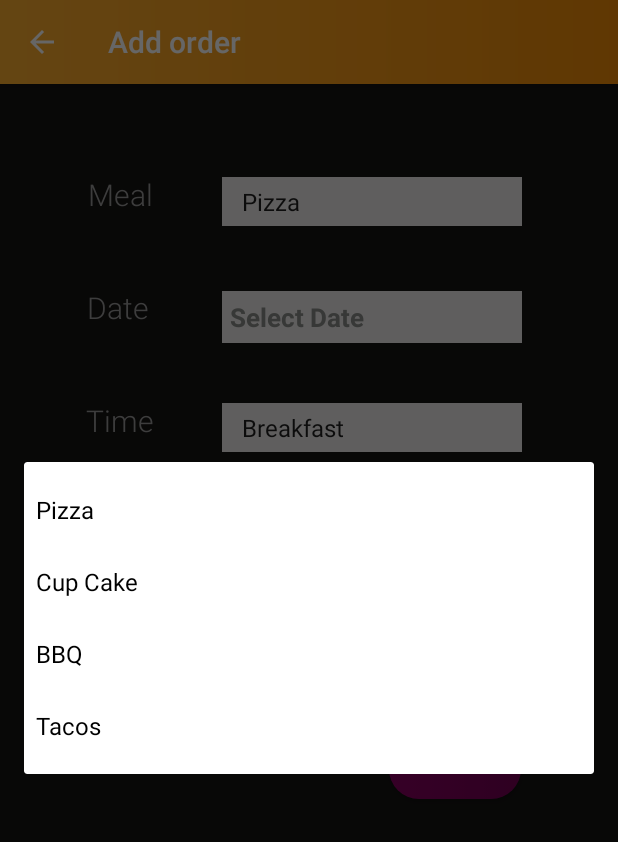
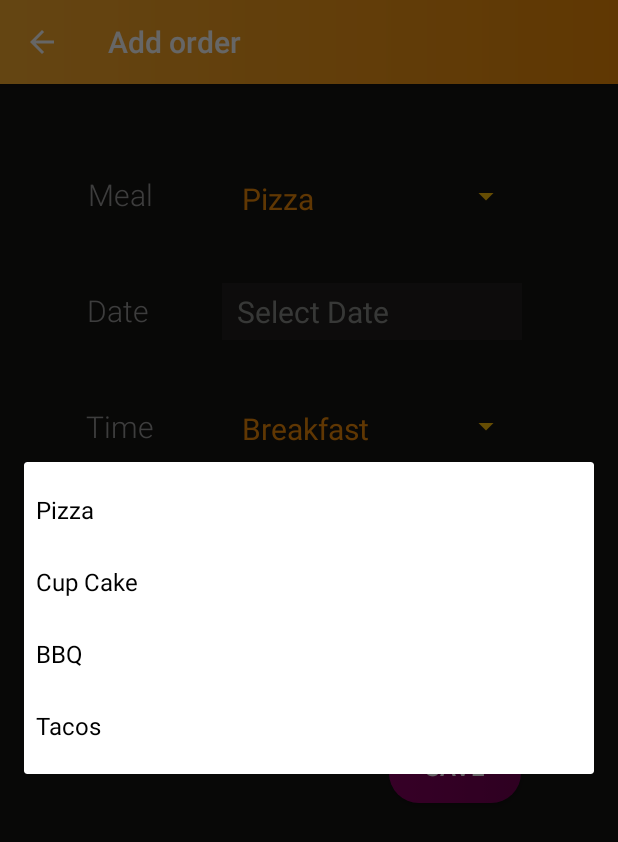
Before and after one commit to winstonjaysa/contact4, an Android app: the OrderAdd screen opened directly, with no data from a screen before it, after a tap on "Pizza", on a phone screen of 412 x 824 dp. Shown: the top 842 px of the screen. Run offline under Robolectric (Android 15) with nearby library versions, the phone set to English and light mode, and no system bars; our stand-ins replace Firebase (no records; nobody signed in at launch, a user with empty details on screens opened directly).

Commit message:
hutho hari sync 4

```diff
--- a/app/src/main/java/com/example/contact/AccActivity.java
+++ b/app/src/main/java/com/example/contact/AccActivity.java
@@ -66,6 +66,13 @@ public class AccActivity extends AppCompatActivity {
         ImageView imgview=(ImageView) findViewById(R.id.img1);
 
 
+        navi_txt_back.setOnClickListener(new View.OnClickListener() {
+            @Override
+            public void onClick(View view) {
+                Intent intent=new Intent(AccActivity.this,MainActivity.class);
+                startActivity(intent);
+            }
+        });
 
         navi_txt_menu.setOnClickListener(new View.OnClickListener() {
             @Override
--- a/app/src/main/java/com/example/contact/MainActivity.java
+++ b/app/src/main/java/com/example/contact/MainActivity.java
@@ -6,6 +6,7 @@ import androidx.appcompat.app.AppCompatActivity;
 
 import android.content.Intent;
 import android.os.Bundle;
+import android.os.Handler;
 import android.text.TextUtils;
 import android.view.View;
 import android.widget.Button;
@@ -31,10 +32,14 @@ public class MainActivity extends AppCompatActivity {
     private EditText passText;
     private Button btnOpen;
 
+    boolean doubleBackToExitPressedOnce = false;
+
     @Override
     protected void onCreate(Bundle savedInstanceState) {
         super.onCreate(savedInstanceState);
         setContentView(R.layout.activity_main);
+
+
 
         emailText = (EditText) findViewById(R.id.email);
         passText = (EditText) findViewById(R.id.password);
@@ -117,7 +122,24 @@ public class MainActivity extends AppCompatActivity {
     {
 //       // startActivity(new Intent(this, AccActivity.class));
         //finish();
-        moveTaskToBack(true);
+
+        //moveTaskToBack(true);
+
+        if (doubleBackToExitPressedOnce) {
+            super.onBackPressed();
+            return;
+        }
+
+        this.doubleBackToExitPressedOnce = true;
+        Toast.makeText(this, "Please click BACK again to exit", Toast.LENGTH_SHORT).show();
+
+        new Handler().postDelayed(new Runnable() {
+
+            @Override
+            public void run() {
+                doubleBackToExitPressedOnce=false;
+            }
+        }, 2000);
   }
 
 }
--- a/app/src/main/java/com/example/contact/OrderAdd.java
+++ b/app/src/main/java/com/example/contact/OrderAdd.java
@@ -81,7 +81,7 @@ public class OrderAdd extends AppCompatActivity {
 
 
         //meal spinner list
-        ArrayAdapter<CharSequence> adapter=ArrayAdapter.createFromResource(this,R.array.meal,android.R.layout.simple_spinner_item);
+        ArrayAdapter<CharSequence> adapter=ArrayAdapter.createFromResource(this,R.array.meal,R.layout.custom_spinner_item);
         adapter.setDropDownViewResource(android.R.layout.simple_spinner_dropdown_item);
         spinner_meal.setAdapter(adapter);
         spinner_meal.setOnItemSelectedListener(new AdapterView.OnItemSelectedListener() {
@@ -98,7 +98,7 @@ public class OrderAdd extends AppCompatActivity {
         //end of meal spinner list
 
         //time spinner list
-        ArrayAdapter<CharSequence> adapter2=ArrayAdapter.createFromResource(this,R.array.time,android.R.layout.simple_spinner_item);
+        ArrayAdapter<CharSequence> adapter2=ArrayAdapter.createFromResource(this,R.array.time,R.layout.custom_spinner_item);
         adapter2.setDropDownViewResource(android.R.layout.simple_spinner_dropdown_item);
         spinner_time.setAdapter(adapter2);
         spinner_time.setOnItemSelectedListener(new AdapterView.OnItemSelectedListener() {
--- a/app/src/main/res/layout/activity_order_add.xml
+++ b/app/src/main/res/layout/activity_order_add.xml
@@ -10,10 +10,9 @@
     <Spinner
         android:id="@+id/meal_list"
         android:layout_width="200dp"
-        android:layout_height="wrap_content"
-        android:layout_marginTop="62dp"
+        android:layout_height="35dp"
+        android:layout_marginTop="57dp"
         android:layout_marginEnd="64dp"
-        android:background="#EEECEC"
         android:padding="5dp"
         android:spinnerMode="dialog"
         android:textColor="#8B8D89"
@@ -27,29 +26,30 @@
         android:layout_width="200dp"
         android:layout_height="wrap_content"
         android:layout_centerHorizontal="true"
-        android:layout_marginTop="43dp"
+        android:layout_marginTop="40dp"
         android:layout_marginEnd="64dp"
+        android:background="#0DEEECEC"
         android:focusable="false"
-        android:background="#EEECEC"
         android:hint="Select Date"
-        android:padding="5dp"
-        android:textColor="#8B8D89"
+        android:paddingStart="10dp"
+        android:paddingTop="5dp"
+        android:paddingEnd="5dp"
+        android:paddingBottom="5dp"
+        android:textColor="@color/colorPrimaryDark"
         android:textColorHint="#8B8D89"
-        android:textSize="17sp"
-        android:textStyle="bold"
+        android:textSize="20sp"
         app:layout_constraintEnd_toEndOf="parent"
         app:layout_constraintTop_toBottomOf="@+id/meal_list" />
 
     <Spinner
         android:id="@+id/time_list"
         android:layout_width="200dp"
-        android:layout_height="wrap_content"
-        android:theme="@style/ThemeSpinner"
-        android:background="#EEECEC"
-        android:padding="5dp"
+        android:layout_height="35dp"
         android:layout_marginTop="40dp"
         android:layout_marginEnd="64dp"
+        android:padding="5dp"
         android:spinnerMode="dialog"
+        android:theme="@style/ThemeSpinner"
         app:layout_constraintEnd_toEndOf="parent"
         app:layout_constraintTop_toBottomOf="@+id/date" />
 
@@ -60,14 +60,16 @@
         android:layout_marginStart="8dp"
         android:layout_marginTop="40dp"
         android:layout_marginEnd="8dp"
-        android:background="#EEECEC"
+        android:background="#0DEEECEC"
         android:hint="@string/enter_amount"
         android:inputType="number"
-        android:padding="5dp"
-        android:textColor="#8B8D89"
+        android:paddingStart="10dp"
+        android:paddingTop="5dp"
+        android:paddingEnd="5dp"
+        android:paddingBottom="5dp"
+        android:textColor="@color/colorPrimaryDark"
         android:textColorHint="#8B8D89"
-        android:textSize="17sp"
-        android:textStyle="bold"
+        android:textSize="20sp"
         app:layout_constraintEnd_toEndOf="parent"
         app:layout_constraintHorizontal_bias="0.712"
         app:layout_constraintStart_toStartOf="parent"
@@ -129,7 +131,7 @@
         android:layout_width="wrap_content"
         android:layout_height="wrap_content"
         android:layout_marginStart="8dp"
-        android:layout_marginTop="48dp"
+        android:layout_marginTop="50dp"
         android:layout_marginEnd="8dp"
         android:fontFamily="sans-serif-light"
         android:text="Date"
@@ -145,7 +147,7 @@
         android:layout_width="wrap_content"
         android:layout_height="wrap_content"
         android:layout_marginStart="8dp"
-        android:layout_marginTop="48dp"
+        android:layout_marginTop="50dp"
         android:layout_marginEnd="36dp"
         android:fontFamily="sans-serif-light"
         android:text="Time"
@@ -161,7 +163,7 @@
         android:layout_width="wrap_content"
         android:layout_height="wrap_content"
         android:layout_marginStart="8dp"
-        android:layout_marginTop="48dp"
+        android:layout_marginTop="50dp"
         android:layout_marginEnd="8dp"
         android:fontFamily="sans-serif-light"
         android:text="Amount"
--- /dev/null
+++ b/app/src/main/res/layout/custom_spinner_item.xml
@@ -0,0 +1,11 @@
+<?xml version="1.0" encoding="utf-8"?>
+<TextView xmlns:android="http://schemas.android.com/apk/res/android"
+    android:id="@android:id/text1"
+    style="?android:attr/spinnerItemStyle"
+    android:layout_width="match_parent"
+    android:layout_height="wrap_content"
+    android:ellipsize="marquee"
+    android:singleLine="true"
+    android:textAlignment="inherit"
+    android:textColor="@color/colorPrimaryDark"
+    android:textSize="20sp"/>
--- a/app/src/main/res/layout/order_list.xml
+++ b/app/src/main/res/layout/order_list.xml
@@ -127,14 +127,14 @@
 
     <ImageView
         android:id="@+id/meal_pic"
-        android:layout_width="120dp"
+        android:layout_width="130dp"
         android:layout_height="match_parent"
         android:foregroundGravity="left"
+        android:scaleType="centerCrop"
         app:layout_constraintBottom_toBottomOf="parent"
         app:layout_constraintEnd_toEndOf="parent"
         app:layout_constraintHorizontal_bias="1.0"
         app:layout_constraintStart_toStartOf="parent"
-        app:layout_constraintTop_toTopOf="parent"
-        android:scaleType="centerCrop"/>
+        app:layout_constraintTop_toTopOf="parent" />
 
 </androidx.constraintlayout.widget.ConstraintLayout>
```
